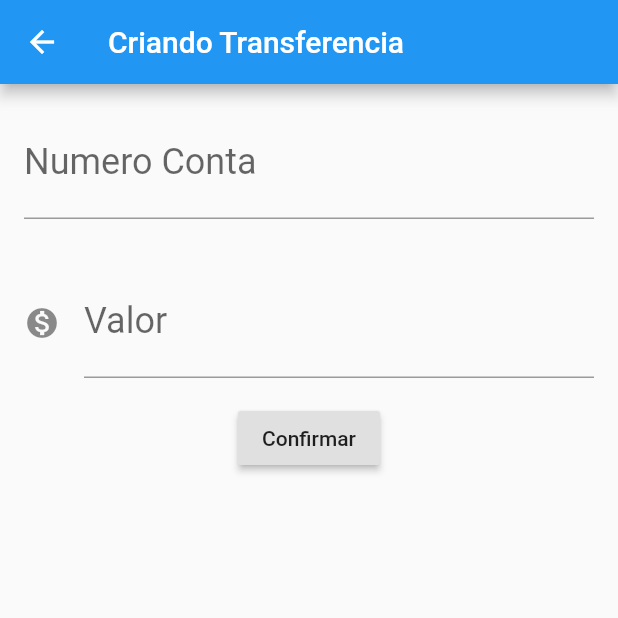
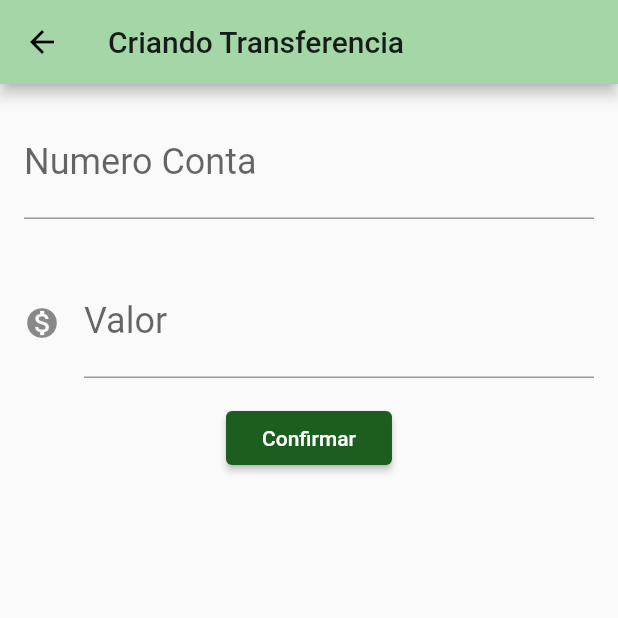
Before and after one commit to renatonaper/alura_bytebank, a Flutter app: the screen it shows after launch, after a tap on the "add" icon, on a phone screen of 412 x 824 dp, the top half of it. Run offline on Flutter 3.47's test engine with Material 2 defaults, Android fonts, the phone set to English and light mode, and no system bars.

```diff
--- /dev/null
+++ b/lib/components/editor.dart
@@ -0,0 +1,26 @@
+import 'package:flutter/material.dart';
+
+class Editor extends StatelessWidget {
+  final TextEditingController controlador;
+  final String rotulo;
+  final String dica;
+  final IconData icone;
+
+  Editor({this.controlador, this.rotulo, this.dica, this.icone});
+
+  @override
+  Widget build(BuildContext context) {
+    return Padding(
+      padding: const EdgeInsets.all(16.0),
+      child: TextField(
+        controller: controlador,
+        style: TextStyle(fontSize: 24.0),
+        decoration: InputDecoration(
+            icon: icone != null ? Icon(icone) : null,
+            labelText: rotulo,
+            hintText: dica),
+        keyboardType: TextInputType.number,
+      ),
+    );
+  }
+}
--- a/lib/main.dart
+++ b/lib/main.dart
@@ -1,3 +1,4 @@
+import 'package:bytebank/screens/transferencia/lista.dart';
 import 'package:flutter/material.dart';
 
 void main() => runApp(ByteBankApp());
@@ -6,170 +7,14 @@ class ByteBankApp extends StatelessWidget {
   @override
   Widget build(BuildContext context) {
     return MaterialApp(
-      home: Scaffold(
-        body: ListaTransferencias() ,
-        //ListaTransferencias(),FormularioTransferencia()
-      ),
+      theme: ThemeData(
+          primaryColor: Colors.green[200],
+          accentColor: Colors.green[900],
+          buttonTheme: ButtonThemeData(
+            buttonColor: Colors.green[900],
+            textTheme: ButtonTextTheme.primary,
+          )),
+      home: ListaTransferencias(),
     );
   }
 }
-
-class FormularioTransferencia extends StatefulWidget {
-
-  @override
-  State<StatefulWidget> createState() {
-    return FormularioTransferenciaState();
-  }
-}
-
-
-class FormularioTransferenciaState extends State<FormularioTransferencia>{
-
-
-  final TextEditingController _controladorCampoNumeroConta =
-  TextEditingController();
-  final TextEditingController _controladorCampoValor = TextEditingController();
-
-
-
-  @override
-  Widget build(BuildContext context) {
-    return Scaffold(
-      body: SingleChildScrollView(
-        child: Column(
-          children: [
-            Editor(
-                controlador: _controladorCampoNumeroConta,
-                rotulo: "Numero Conta",
-                dica: "0000"
-            ),
-            Editor(
-                controlador: _controladorCampoValor,
-                rotulo: "Valor",
-                dica: "00.00",
-                icone: Icons.monetization_on
-            ),
-            RaisedButton(
-              onPressed: () => _criaTransferencia(context),
-              child: Text("Confirmar"),
-            )
-          ],
-        ),
-      ),
-      appBar: AppBar(
-        title: Text("Criando Transferencia"),
-      ),
-    );
-
-
-
-    }
-  void _criaTransferencia(BuildContext context) {
-    final int numeroConta = int.tryParse(_controladorCampoNumeroConta
-        .text); // devolve uma referencia nulla
-    final double valor = double.tryParse(_controladorCampoValor.text);
-
-    if (numeroConta != null && valor != null) {
-      final transferenciaCriada = Transferencia(valor, numeroConta);
-      debugPrint('$transferenciaCriada');
-      Navigator.pop(context, transferenciaCriada);
-    }
-  }
-  }
-
-class Editor extends StatelessWidget {
-
-  final TextEditingController controlador;
-  final String rotulo;
-  final String dica;
-  final IconData icone;
-
-  Editor({this.controlador, this.rotulo, this.dica, this.icone});
-
-  @override
-  Widget build(BuildContext context) {
-    return Padding(
-      padding: const EdgeInsets.all(16.0),
-      child: TextField(
-        controller: controlador,
-        style: TextStyle(fontSize: 24.0),
-        decoration: InputDecoration(
-            icon: icone != null ?  Icon(icone) : null,
-            labelText: rotulo,
-            hintText: dica),
-        keyboardType: TextInputType.number,
-      ),
-    );
-  }
-}
-
-
-class ListaTransferencias extends StatefulWidget {
-
-  final List<Transferencia> _transferencias = List();
-
-  @override
-  State<StatefulWidget> createState() {
-    return ListaTransferenciasState();
-  }
-}
-
-class ListaTransferenciasState extends State<ListaTransferencias> {
-  @override
-  Widget build(BuildContext context) {
-    return Scaffold(
-      appBar: AppBar(
-        title: Text('Transferências'),
-      ),
-      body: ListView.builder(
-        itemCount: widget._transferencias.length,
-        itemBuilder: (context, indice) {
-          return ItemTransferencia(widget._transferencias[indice]);
-        },
-      ),
-      floatingActionButton: FloatingActionButton(
-        child: Icon(Icons.add), onPressed: () {
-        final Future<Transferencia> future = Navigator.push(context, MaterialPageRoute(builder: (context) {
-          return FormularioTransferencia();
-        }));
-        future.then((transferenciaRecebida) {
-          setState(() {
-            if (transferenciaRecebida != null) {
-              widget._transferencias.add(transferenciaRecebida);
-            }
-          });
-        });
-        } ,
-      ),
-    );
-  }
-
-}
-
-class ItemTransferencia extends StatelessWidget {
-  final Transferencia _transferencia;
-
-  ItemTransferencia(this._transferencia);
-
-  @override
-  Widget build(BuildContext context) {
-    return Card(
-        child: ListTile(
-      leading: Icon(Icons.monetization_on),
-      title: Text(_transferencia.valor.toString()),
-      subtitle: Text(_transferencia.numeroConta.toString()),
-    ));
-  }
-}
-
-class Transferencia {
-  final double valor;
-  final int numeroConta;
-
-  Transferencia(this.valor, this.numeroConta);
-
-  @override
-  String toString() {
-    return 'Transferencia{valor: $valor, numeroConta: $numeroConta}';
-  }
-}
--- /dev/null
+++ b/lib/models/transferencia.dart
@@ -0,0 +1,11 @@
+class Transferencia {
+  final double valor;
+  final int numeroConta;
+
+  Transferencia(this.valor, this.numeroConta);
+
+  @override
+  String toString() {
+    return 'Transferencia{valor: $valor, numeroConta: $numeroConta}';
+  }
+}
--- /dev/null
+++ b/lib/screens/transferencia/formulario.dart
@@ -0,0 +1,62 @@
+import 'package:bytebank/components/editor.dart';
+import 'package:bytebank/models/transferencia.dart';
+import 'package:flutter/material.dart';
+
+const _tituloAppBar= "Criando Transferencia";
+const _rotuloCampoValor ="Valor";
+const _dicaCampoValor ="0.0";
+const _rotuloCampoNumeroConta ="Numero Conta";
+const _dicaCampoNumeroConta ="0000";
+const _textoBotaoConfirmar = "Confirmar";
+
+class FormularioTransferencia extends StatefulWidget {
+  @override
+  State<StatefulWidget> createState() {
+    return FormularioTransferenciaState();
+  }
+}
+
+class FormularioTransferenciaState extends State<FormularioTransferencia> {
+  final TextEditingController _controladorCampoNumeroConta =
+      TextEditingController();
+  final TextEditingController _controladorCampoValor = TextEditingController();
+
+  @override
+  Widget build(BuildContext context) {
+    return Scaffold(
+      body: SingleChildScrollView(
+        child: Column(
+          children: [
+            Editor(
+                controlador: _controladorCampoNumeroConta,
+                rotulo: _rotuloCampoNumeroConta,
+                dica: _dicaCampoNumeroConta),
+            Editor(
+                controlador: _controladorCampoValor,
+                rotulo: _rotuloCampoValor,
+                dica: _dicaCampoValor,
+                icone: Icons.monetization_on),
+            RaisedButton(
+              onPressed: () => _criaTransferencia(context),
+              child: Text(_textoBotaoConfirmar),
+            )
+          ],
+        ),
+      ),
+      appBar: AppBar(
+        title: Text(_tituloAppBar),
+      ),
+    );
+  }
+
+  void _criaTransferencia(BuildContext context) {
+    final int numeroConta = int.tryParse(
+        _controladorCampoNumeroConta.text); // devolve uma referencia nulla
+    final double valor = double.tryParse(_controladorCampoValor.text);
+
+    if (numeroConta != null && valor != null) {
+      final transferenciaCriada = Transferencia(valor, numeroConta);
+      Navigator.pop(context, transferenciaCriada);
+    }
+  }
+}
--- /dev/null
+++ b/lib/screens/transferencia/lista.dart
@@ -0,0 +1,63 @@
+import 'package:bytebank/models/transferencia.dart';
+import 'package:flutter/material.dart';
+import 'formulario.dart';
+
+const _transferenciaTitulo = "Transferências";
+
+class ListaTransferencias extends StatefulWidget {
+  final List<Transferencia> _transferencias = List();
+
+  @override
+  State<StatefulWidget> createState() {
+    return ListaTransferenciasState();
+  }
+}
+
+class ListaTransferenciasState extends State<ListaTransferencias> {
+  @override
+  Widget build(BuildContext context) {
+    return Scaffold(
+      appBar: AppBar(
+        title: Text(_transferenciaTitulo),
+      ),
+      body: ListView.builder(
+        itemCount: widget._transferencias.length,
+        itemBuilder: (context, indice) {
+          return ItemTransferencia(widget._transferencias[indice]);
+        },
+      ),
+      floatingActionButton: FloatingActionButton(
+        child: Icon(Icons.add),
+        onPressed: () {
+              Navigator.push(context, MaterialPageRoute(builder: (context) {
+            return FormularioTransferencia();
+          })).then((transferenciaRecebida) => _atualiza(transferenciaRecebida));
+        },
+      ),
+    );
+  }
+
+  void _atualiza(Transferencia transferenciaRecebida) {
+    if (transferenciaRecebida != null) {
+      setState(() {
+        widget._transferencias.add(transferenciaRecebida);
+      });
+    }
+  }
+}
+
+class ItemTransferencia extends StatelessWidget {
+  final Transferencia _transferencia;
+
+  ItemTransferencia(this._transferencia);
+
+  @override
+  Widget build(BuildContext context) {
+    return Card(
+        child: ListTile(
+      leading: Icon(Icons.monetization_on),
+      title: Text(_transferencia.valor.toString()),
+      subtitle: Text(_transferencia.numeroConta.toString()),
+    ));
+  }
+}
```
Also changed, not shown: 1 other file.
